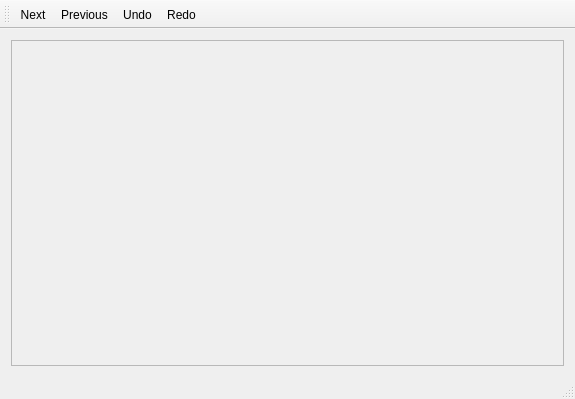
This is trunk/iwbc_demo/mainwindow.ui in zeliboba7/watchntouch as Qt 5 draws it before an edit. The edited form follows.
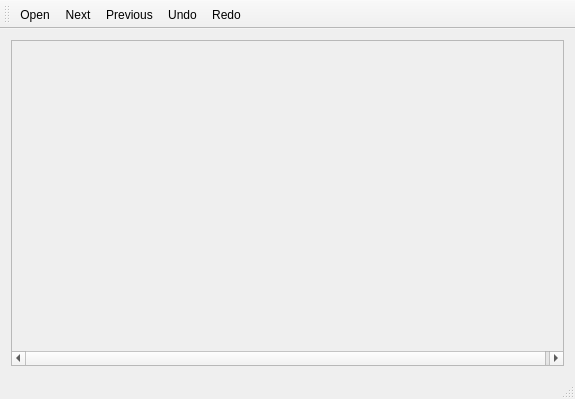
This is the edited form.

```diff
--- a/trunk/iwbc_demo/mainwindow.ui
+++ b/trunk/iwbc_demo/mainwindow.ui
@@ -14,11 +14,14 @@
    <string>MainWindow</string>
   </property>
   <widget class="QWidget" name="centralWidget">
-   <layout class="QHBoxLayout" name="horizontalLayout">
+   <layout class="QVBoxLayout" name="verticalLayout">
     <item>
      <widget class="QScrollArea" name="scrollArea">
       <property name="widgetResizable">
-       <bool>true</bool>
+       <bool>false</bool>
+      </property>
+      <property name="alignment">
+       <set>Qt::AlignCenter</set>
       </property>
       <widget class="QWidget" name="scrollAreaWidgetContents">
        <property name="geometry">
@@ -51,6 +54,7 @@
    <attribute name="toolBarBreak">
     <bool>false</bool>
    </attribute>
+   <addaction name="actionOpen"/>
    <addaction name="actionNext"/>
    <addaction name="actionPrevious"/>
    <addaction name="actionUndo"/>
@@ -89,6 +93,14 @@
     <string>Ctrl+Y</string>
    </property>
   </action>
+  <action name="actionOpen">
+   <property name="text">
+    <string>Open...</string>
+   </property>
+   <property name="shortcut">
+    <string>Ctrl+O</string>
+   </property>
+  </action>
  </widget>
  <layoutdefault spacing="6" margin="11"/>
  <resources/>
```
